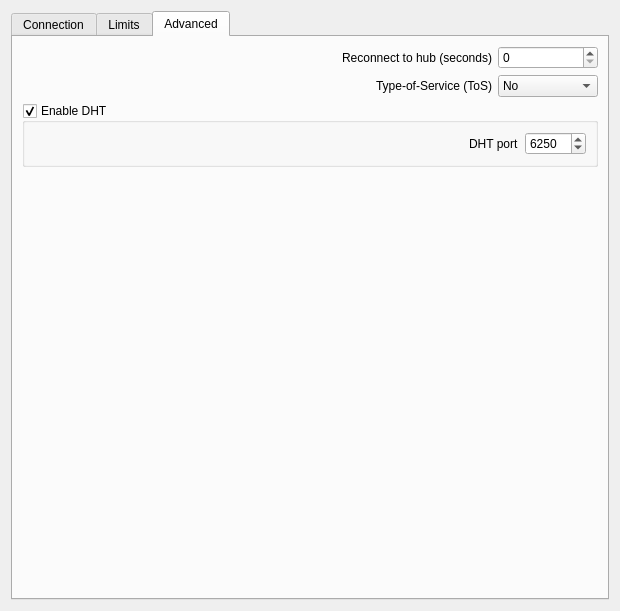
Above: eiskaltdcpp-qt/ui/UISettingsConnection.ui from eiskaltdcpp/eiskaltdcpp before the change. Below: the same form after it.
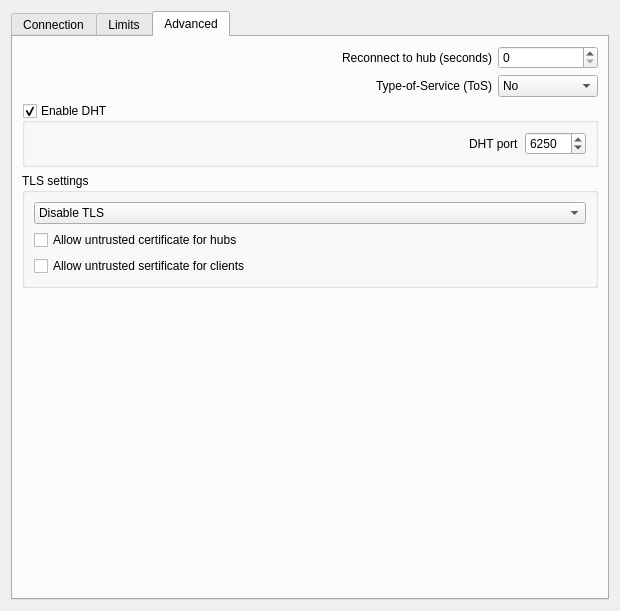
That is the form after the change. The open tabs and pages were chosen to show the change. Custom widgets are drawn as their Qt base class.

Commit message: add TLS options from core in gui options + add flags

Patch:
```diff
--- a/eiskaltdcpp-qt/ui/UISettingsConnection.ui
+++ b/eiskaltdcpp-qt/ui/UISettingsConnection.ui
@@ -919,6 +919,48 @@
          </layout>
         </widget>
        </item>
+       <item>
+        <widget class="QGroupBox" name="groupBox_7">
+         <property name="title">
+          <string>TLS settings</string>
+         </property>
+         <layout class="QVBoxLayout" name="verticalLayout_6">
+          <item>
+           <widget class="QComboBox" name="comboBox_TLS">
+            <item>
+             <property name="text">
+              <string>Disable TLS</string>
+             </property>
+            </item>
+            <item>
+             <property name="text">
+              <string>Allow TLS</string>
+             </property>
+            </item>
+            <item>
+             <property name="text">
+              <string>Require TLS</string>
+             </property>
+            </item>
+           </widget>
+          </item>
+          <item>
+           <widget class="QCheckBox" name="checkBox_UNTRUSTED_HUBS">
+            <property name="text">
+             <string>Allow untrusted certificate for hubs</string>
+            </property>
+           </widget>
+          </item>
+          <item>
+           <widget class="QCheckBox" name="checkBox_UNTRUSTED_CLIENTS">
+            <property name="text">
+             <string>Allow untrusted sertificate for clients</string>
+            </property>
+           </widget>
+          </item>
+         </layout>
+        </widget>
+       </item>
        <item>
         <spacer name="verticalSpacer_3">
          <property name="orientation">
```
The commit also changes 6 other files.
